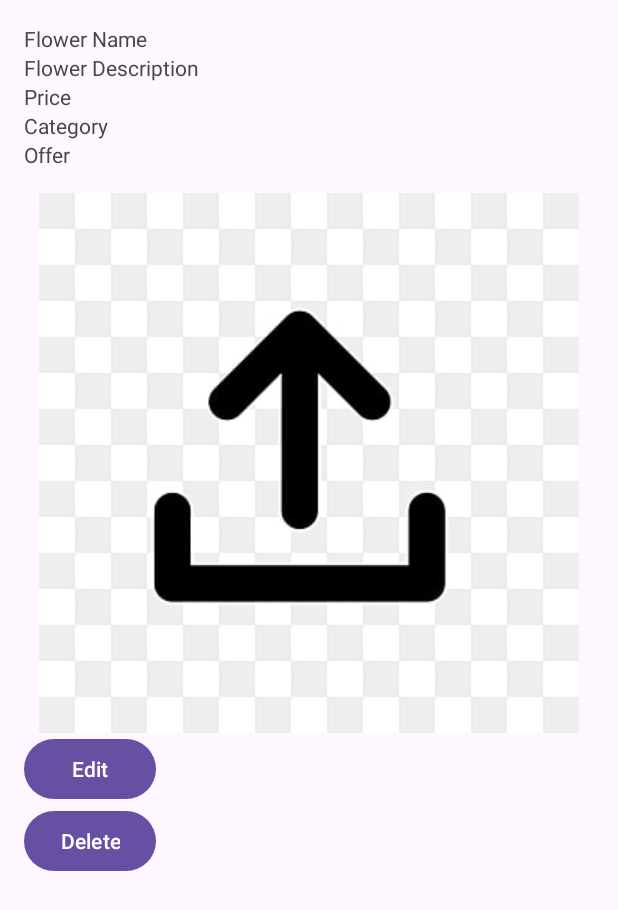
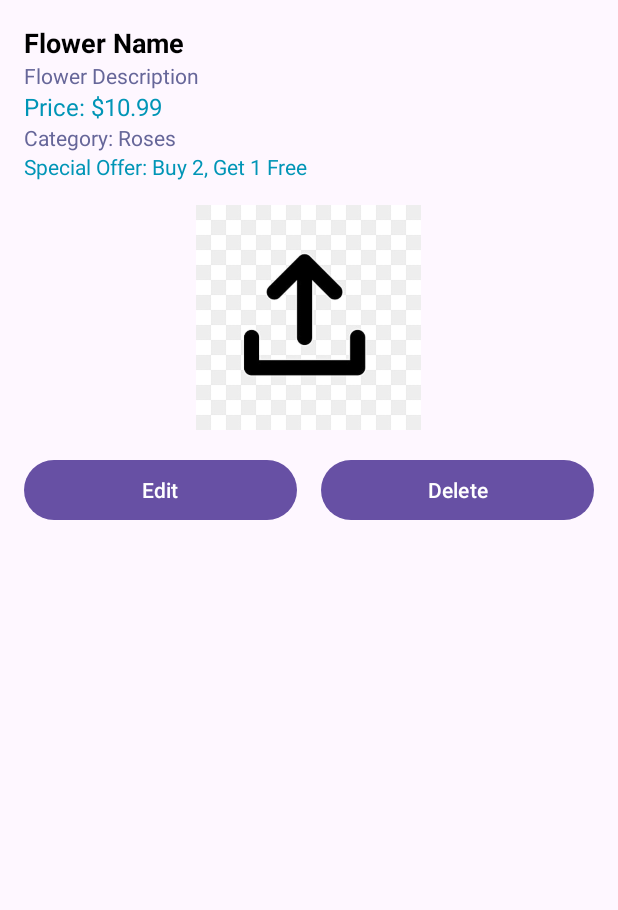
Before and after one commit to DhanukaDB/BLOOMROOM10, an Android app: the layout item_flower.xml on its own in the app's theme, with its tools: preview values and no code run, on a phone screen of 412 x 824 dp. Shown: the top 910 px of the screen. Run offline under Robolectric (Android 15) with nearby library versions, the phone set to English and light mode, and no system bars.

Commit message:
change flowers list page ui

```diff
--- a/app/src/main/res/layout/item_flower.xml
+++ b/app/src/main/res/layout/item_flower.xml
@@ -9,52 +9,78 @@
         android:id="@+id/textViewFlowerName"
         android:layout_width="match_parent"
         android:layout_height="wrap_content"
-        android:text="Flower Name" />
+        android:text="Flower Name"
+        android:textSize="18sp"
+        android:textStyle="bold"
+        android:textColor="@android:color/black" />
 
     <TextView
         android:id="@+id/textViewFlowerDescription"
         android:layout_width="match_parent"
         android:layout_height="wrap_content"
-        android:text="Flower Description" />
+        android:text="Flower Description"
+        android:textSize="14sp"
+        android:textColor="#666699" />
 
     <TextView
         android:id="@+id/textViewFlowerPrice"
         android:layout_width="match_parent"
         android:layout_height="wrap_content"
-        android:text="Price" />
+        android:text="Price: $10.99"
+        android:textSize="16sp"
+        android:textColor="@color/colorAccent" />
 
     <TextView
         android:id="@+id/textViewFlowerCategory"
         android:layout_width="match_parent"
         android:layout_height="wrap_content"
-        android:text="Category" />
+        android:text="Category: Roses"
+        android:textSize="14sp"
+        android:textColor="#666699" />
 
     <TextView
         android:id="@+id/textViewFlowerOffer"
         android:layout_width="match_parent"
         android:layout_height="wrap_content"
-        android:text="Offer" />
+        android:text="Special Offer: Buy 2, Get 1 Free"
+        android:textSize="14sp"
+        android:textColor="@color/colorAccent" />
 
     <ImageView
         android:id="@+id/imageViewFlowerImage"
-        android:layout_width="match_parent"
-        android:layout_height="wrap_content"
+        android:layout_width="150dp"
+        android:layout_height="150dp"
+        android:layout_gravity="center_horizontal"
     android:layout_marginTop="16dp"
-        android:src="@drawable/images" />
+    android:src="@drawable/images"
+    android:scaleType="centerCrop" />
 
 
     <!-- Add other TextViews for additional fields -->
 
+    <LinearLayout
+        android:layout_width="match_parent"
+        android:layout_height="wrap_content"
+        android:orientation="horizontal"
+        android:layout_marginTop="16dp">
+
         <Button
             android:id="@+id/buttonEdit"
-        android:layout_width="wrap_content"
+            android:layout_width="0dp"
+            android:layout_weight="1"
             android:layout_height="wrap_content"
-        android:text="Edit" />
+            android:text="Edit"
+            android:textColor="@android:color/white"
+            android:layout_marginEnd="8dp"/>
 
         <Button
             android:id="@+id/buttonDelete"
-        android:layout_width="wrap_content"
+            android:layout_width="0dp"
+            android:layout_weight="1"
             android:layout_height="wrap_content"
-        android:text="Delete" />
+            android:text="Delete"
+            android:textColor="@android:color/white"
+            android:layout_marginStart="8dp"/>
+    </LinearLayout>
 
 </LinearLayout>
```
Lines whose indentation alone changed are shown as unchanged.
